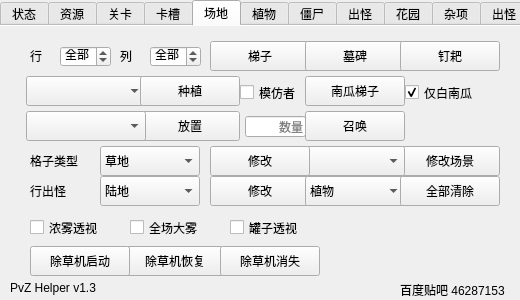
Before: the Qt Designer form src/mainwindow.ui in CarrotFish/PvZHelper-Mac, drawn with Qt 5.
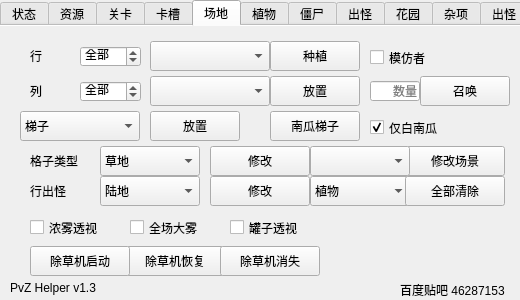
After: the same form once the commit is applied. The open tabs and pages were chosen to show the change.

The edit to the form file:
```diff
--- a/src/mainwindow.ui
+++ b/src/mainwindow.ui
@@ -1539,7 +1539,7 @@
      <widget class="QPushButton" name="ModifyGameScene">
       <property name="geometry">
        <rect>
-        <x>400</x>
+        <x>405</x>
         <y>120</y>
         <width>100</width>
         <height>30</height>
@@ -1552,7 +1552,7 @@
      <widget class="QComboBox" name="GameScene">
       <property name="geometry">
        <rect>
-        <x>305</x>
+        <x>310</x>
         <y>120</y>
         <width>100</width>
         <height>30</height>
@@ -1575,9 +1575,9 @@
      <widget class="QSpinBox" name="Row">
       <property name="geometry">
        <rect>
-        <x>60</x>
+        <x>80</x>
         <y>20</y>
-        <width>51</width>
+        <width>61</width>
         <height>21</height>
        </rect>
       </property>
@@ -1597,9 +1597,9 @@
      <widget class="QSpinBox" name="Column">
       <property name="geometry">
        <rect>
-        <x>150</x>
-        <y>20</y>
-        <width>51</width>
+        <x>80</x>
+        <y>55</y>
+        <width>61</width>
         <height>21</height>
        </rect>
       </property>
@@ -1619,8 +1619,8 @@
      <widget class="QLabel" name="label_20">
       <property name="geometry">
        <rect>
-        <x>120</x>
-        <y>20</y>
+        <x>30</x>
+        <y>55</y>
         <width>13</width>
         <height>19</height>
        </rect>
@@ -1760,28 +1760,12 @@
        <string>全场大雾</string>
       </property>
      </widget>
-     <widget class="QPushButton" name="PutLadder">
-      <property name="geometry">
-       <rect>
-        <x>210</x>
-        <y>15</y>
-        <width>100</width>
-        <height>30</height>
-       </rect>
-      </property>
-      <property name="text">
-       <string>梯子</string>
-      </property>
-      <property name="autoDefault">
-       <bool>false</bool>
-      </property>
-     </widget>
      <widget class="QPushButton" name="PumpkinLadder">
       <property name="geometry">
        <rect>
-        <x>305</x>
-        <y>50</y>
-        <width>100</width>
+        <x>270</x>
+        <y>85</y>
+        <width>90</width>
         <height>30</height>
        </rect>
       </property>
@@ -1792,8 +1776,8 @@
      <widget class="QCheckBox" name="ImitaterOnly">
       <property name="geometry">
        <rect>
-        <x>405</x>
-        <y>55</y>
+        <x>370</x>
+        <y>90</y>
         <width>77</width>
         <height>23</height>
        </rect>
@@ -1808,34 +1792,21 @@
      <widget class="QPushButton" name="PutGrave">
       <property name="geometry">
        <rect>
-        <x>305</x>
-        <y>15</y>
-        <width>100</width>
+        <x>150</x>
+        <y>85</y>
+        <width>90</width>
         <height>30</height>
        </rect>
       </property>
       <property name="text">
-       <string>墓碑</string>
-      </property>
-     </widget>
-     <widget class="QPushButton" name="PutRake">
-      <property name="geometry">
-       <rect>
-        <x>400</x>
-        <y>15</y>
-        <width>100</width>
-        <height>30</height>
-       </rect>
-      </property>
-      <property name="text">
-       <string>钉耙</string>
+       <string>放置</string>
       </property>
      </widget>
      <widget class="QComboBox" name="PlantType">
       <property name="geometry">
        <rect>
-        <x>26</x>
-        <y>50</y>
+        <x>150</x>
+        <y>15</y>
         <width>120</width>
         <height>30</height>
        </rect>
@@ -1847,9 +1818,9 @@
      <widget class="QPushButton" name="SetPlant">
       <property name="geometry">
        <rect>
-        <x>140</x>
-        <y>50</y>
-        <width>100</width>
+        <x>270</x>
+        <y>15</y>
+        <width>90</width>
         <height>30</height>
        </rect>
       </property>
@@ -1860,9 +1831,9 @@
      <widget class="QPushButton" name="SetZombie">
       <property name="geometry">
        <rect>
-        <x>140</x>
-        <y>85</y>
-        <width>100</width>
+        <x>270</x>
+        <y>50</y>
+        <width>90</width>
         <height>30</height>
        </rect>
       </property>
@@ -1873,8 +1844,8 @@
      <widget class="QComboBox" name="ZombieType">
       <property name="geometry">
        <rect>
-        <x>26</x>
-        <y>85</y>
+        <x>150</x>
+        <y>50</y>
         <width>120</width>
         <height>30</height>
        </rect>
@@ -1935,8 +1906,8 @@
      <widget class="QCheckBox" name="IsImitater_2">
       <property name="geometry">
        <rect>
-        <x>240</x>
-        <y>55</y>
+        <x>370</x>
+        <y>20</y>
         <width>64</width>
         <height>23</height>
        </rect>
@@ -1951,7 +1922,7 @@
      <widget class="QComboBox" name="ObjectType">
       <property name="geometry">
        <rect>
-        <x>305</x>
+        <x>310</x>
         <y>150</y>
         <width>100</width>
         <height>30</height>
@@ -2011,7 +1982,7 @@
      <widget class="QPushButton" name="ClearAll">
       <property name="geometry">
        <rect>
-        <x>400</x>
+        <x>405</x>
         <y>150</y>
         <width>100</width>
         <height>30</height>
@@ -2024,10 +1995,10 @@
      <widget class="QLineEdit" name="ZombieCount">
       <property name="geometry">
        <rect>
-        <x>245</x>
-        <y>90</y>
-        <width>61</width>
-        <height>21</height>
+        <x>370</x>
+        <y>55</y>
+        <width>50</width>
+        <height>20</height>
        </rect>
       </property>
       <property name="inputMethodHints">
@@ -2046,9 +2017,9 @@
      <widget class="QPushButton" name="SpawnZombie">
       <property name="geometry">
        <rect>
-        <x>305</x>
-        <y>85</y>
-        <width>100</width>
+        <x>420</x>
+        <y>50</y>
+        <width>90</width>
         <height>30</height>
        </rect>
       </property>
@@ -2056,6 +2027,61 @@
        <string>召唤</string>
       </property>
      </widget>
+     <widget class="QComboBox" name="ItemType">
+      <property name="geometry">
+       <rect>
+        <x>20</x>
+        <y>85</y>
+        <width>120</width>
+        <height>30</height>
+       </rect>
+      </property>
+      <item>
+       <property name="text">
+        <string>梯子</string>
+       </property>
+      </item>
+      <item>
+       <property name="text">
+        <string>墓碑</string>
+       </property>
+      </item>
+      <item>
+       <property name="text">
+        <string>钉耙</string>
+       </property>
+      </item>
+      <item>
+       <property name="text">
+        <string>银币</string>
+       </property>
+      </item>
+      <item>
+       <property name="text">
+        <string>金币</string>
+       </property>
+      </item>
+      <item>
+       <property name="text">
+        <string>钻石</string>
+       </property>
+      </item>
+      <item>
+       <property name="text">
+        <string>阳光</string>
+       </property>
+      </item>
+      <item>
+       <property name="text">
+        <string>小阳光</string>
+       </property>
+      </item>
+      <item>
+       <property name="text">
+        <string>大阳光</string>
+       </property>
+      </item>
+     </widget>
     </widget>
     <widget class="QWidget" name="tab_5">
      <attribute name="title">
```
Left out of the diff: 2 changed lines with no effect on the pictures.
